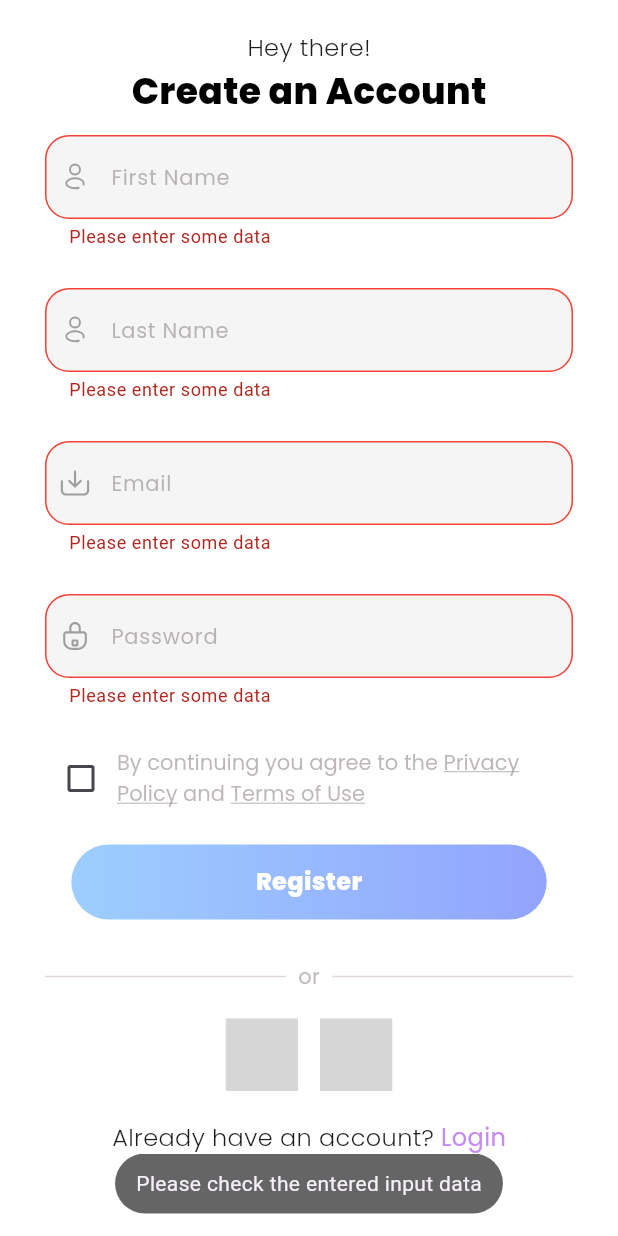
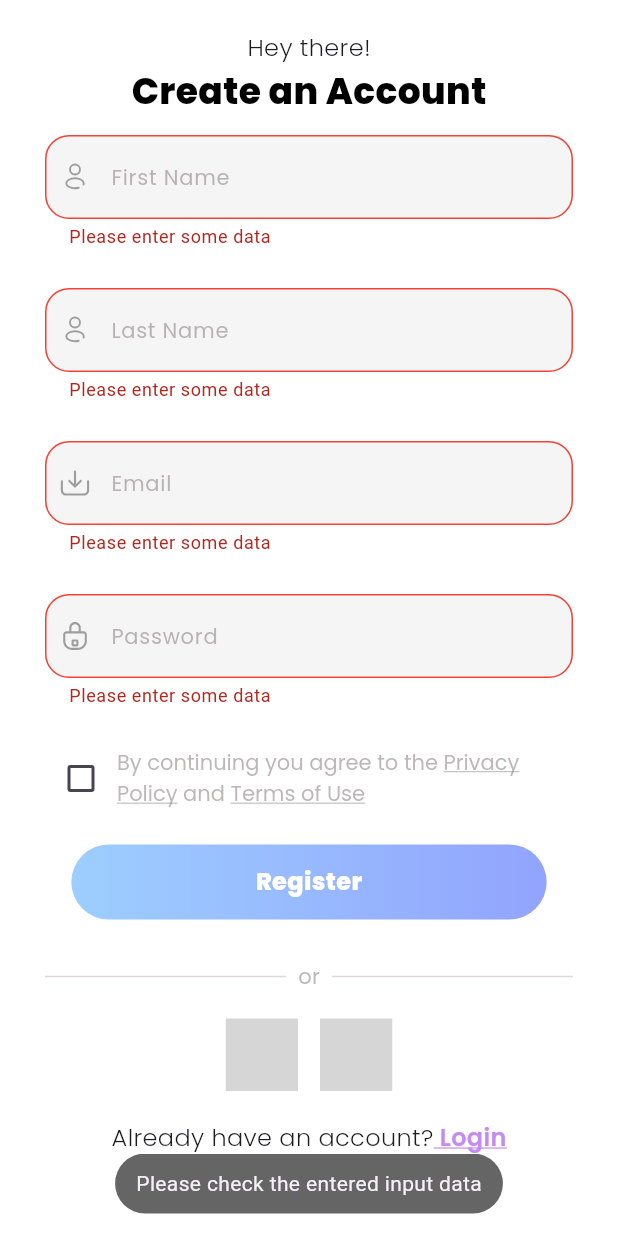
Before and after one commit to neeraj-1803/fitnestX, a Flutter app: the UserRegistration screen opened by its route, after a tap on "Register", on a phone screen of 412 x 824 dp. Run offline on Flutter 3.47's test engine with Material 3 defaults, Android fonts, the phone set to English and light mode, and no system bars; our stand-ins replace carousel_slider, cloud_firestore, connectivity_plus, dio, firebase_auth, firebase_core and 10 more; missing offline and left inert: basics, image_downloader; accounts and stored records are empty; project files that could hold a hidden picture were left out; grey boxes are pictures that could not be loaded.

Commit message:
Login font changes

```diff
--- a/lib/helper/constants.dart
+++ b/lib/helper/constants.dart
@@ -50,6 +50,16 @@
   color: secondaryPurple,
 );
 
+TextStyle font16pxLightPinkBoldUnderline = GoogleFonts.poppins(
+  fontWeight: FontWeight.w600,
+  fontSize: 16,
+  color: secondaryPurple,
+  decoration: TextDecoration.underline,
+  decorationThickness: 1,
+  decorationColor: secondaryPurple,
+  decorationStyle: TextDecorationStyle.solid,
+);
+
 TextStyle whiteBold = GoogleFonts.poppins(
   fontWeight: FontWeight.w800,
   fontSize: 16,
--- a/lib/registration/user_registration.dart
+++ b/lib/registration/user_registration.dart
@@ -400,7 +400,7 @@
                           }),
                           child: Text(
                             !widget.isBack ? ' Login' : ' Register Here',
-                            style: font16pxLightPink,
+                            style: font16pxLightPinkBoldUnderline,
                           ),
                         )
                       ],
```
